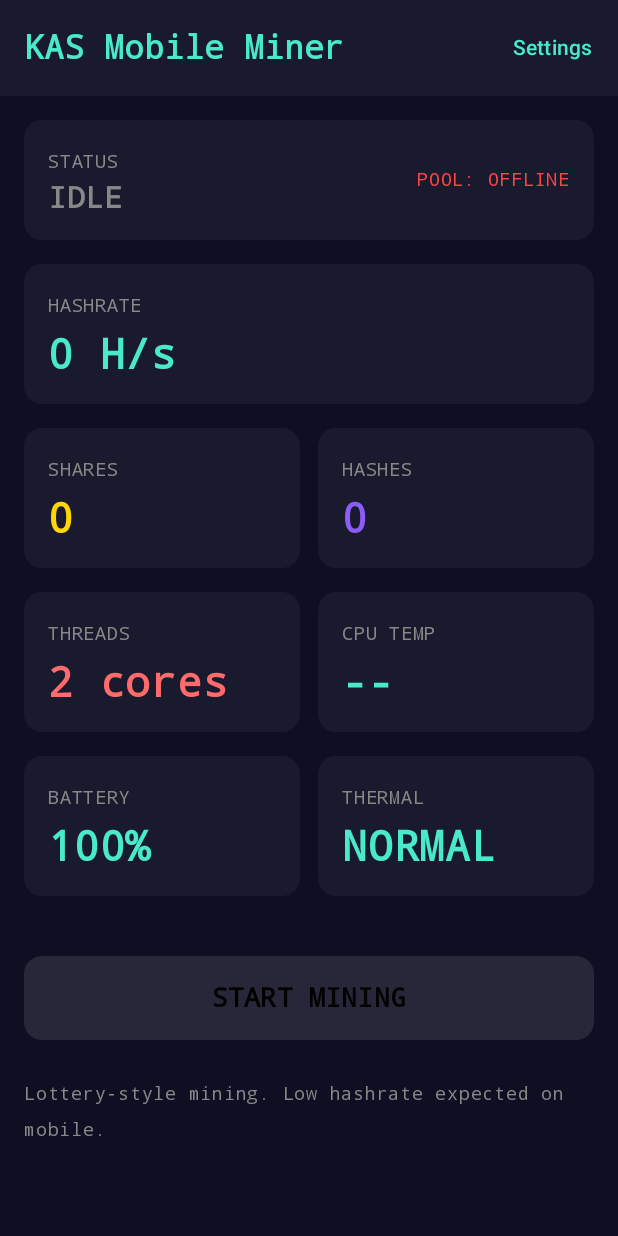
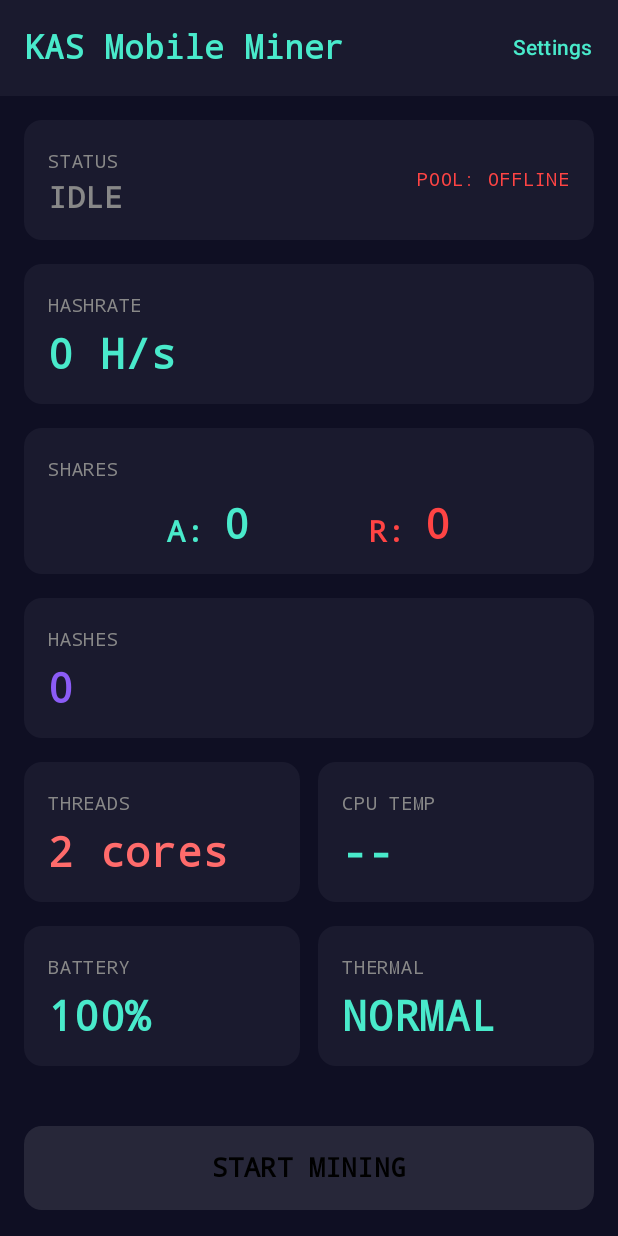
Before and after one commit to proofofprints/PoPMobile, an Android app built with Jetpack Compose: the screen it shows after launch (MainActivity), on a phone screen of 412 x 824 dp. Run offline under Robolectric (Android 15) with nearby library versions, the phone set to English and light mode, and no system bars; 1 statement that could not run was skipped.

Commit message:
Set reasonable initial difficulty and redesign shares display
- Default difficulty changed from 1.0 to 0.001 (appropriate for ~40 KH/s
  phone while bridge vardiff settles)
- Track accepted and rejected shares separately
- New SharesCard showing A: count in Kaspa green, R: count in red
- Notification updated to show A:x R:x format
- Logging includes running A/R totals for debugging

https://claude.ai/code/session_01NKi5Y8WNFXEYugebbCzxQb

```diff
--- a/app/src/main/java/com/proofofprints/kasminer/service/MiningService.kt
+++ b/app/src/main/java/com/proofofprints/kasminer/service/MiningService.kt
@@ -49,7 +49,7 @@ class MiningService : Service(), StratumClient.StratumListener, MiningEngine.Sha
     var walletAddress: String = ""
     var workerName: String = "KASMobile"
     var threadCount: Int = 2
-    var currentDifficulty: Double = 1.0
+    var currentDifficulty: Double = 0.001  // Reasonable starting diff for ~40 KH/s phone
 
     // Thermal state exposed to UI
     var cpuTemp: Float = 0f
@@ -70,6 +70,10 @@ class MiningService : Service(), StratumClient.StratumListener, MiningEngine.Sha
     val sharesFound: Int get() = miningEngine.sharesFound
     val isRunning: Boolean get() = miningEngine.isRunning
     val isPoolConnected: Boolean get() = stratumClient.isConnected
+    var sharesAccepted: Int = 0
+        private set
+    var sharesRejected: Int = 0
+        private set
 
     // Listener for UI updates
     var onStatsUpdate: (() -> Unit)? = null
@@ -226,12 +230,14 @@ class MiningService : Service(), StratumClient.StratumListener, MiningEngine.Sha
     }
 
     override fun onShareAccepted() {
-        Log.i(TAG, "Share accepted!")
+        sharesAccepted++
+        Log.i(TAG, "Share accepted! (A:$sharesAccepted R:$sharesRejected)")
         onShareSubmitted?.invoke()
     }
 
     override fun onShareRejected(reason: String) {
-        Log.w(TAG, "Share rejected: $reason")
+        sharesRejected++
+        Log.w(TAG, "Share rejected: $reason (A:$sharesAccepted R:$sharesRejected)")
     }
 
     // ===== MiningEngine.ShareCallback =====
@@ -286,8 +292,8 @@ class MiningService : Service(), StratumClient.StratumListener, MiningEngine.Sha
     private fun updateNotification(status: String? = null) {
         val thermalInfo = if (cpuTemp > 0) " | ${cpuTemp.toInt()}°C" else ""
         val text = status ?: String.format(
-            "%.2f H/s | %d shares%s",
-            hashrate, sharesFound, thermalInfo
+            "%.2f H/s | A:%d R:%d%s",
+            hashrate, sharesAccepted, sharesRejected, thermalInfo
         )
         val nm = getSystemService(NotificationManager::class.java)
         nm.notify(NOTIFICATION_ID, createNotification(text))
--- a/app/src/main/java/com/proofofprints/kasminer/ui/MainActivity.kt
+++ b/app/src/main/java/com/proofofprints/kasminer/ui/MainActivity.kt
@@ -108,7 +108,8 @@ class MainActivity : ComponentActivity() {
         // Live stats
         var hashrate by remember { mutableDoubleStateOf(0.0) }
         var totalHashes by remember { mutableLongStateOf(0L) }
-        var sharesFound by remember { mutableIntStateOf(0) }
+        var sharesAccepted by remember { mutableIntStateOf(0) }
+        var sharesRejected by remember { mutableIntStateOf(0) }
         var isRunning by remember { mutableStateOf(false) }
         var poolConnected by remember { mutableStateOf(false) }
         var cpuTemp by remember { mutableFloatStateOf(0f) }
@@ -122,7 +123,8 @@ class MainActivity : ComponentActivity() {
                 miningService?.let {
                     hashrate = it.hashrate
                     totalHashes = it.totalHashes
-                    sharesFound = it.sharesFound
+                    sharesAccepted = it.sharesAccepted
+                    sharesRejected = it.sharesRejected
                     isRunning = it.isRunning
                     poolConnected = it.isPoolConnected
                     cpuTemp = it.cpuTemp
@@ -198,24 +200,15 @@ class MainActivity : ComponentActivity() {
                         color = Color(0xFF49EACB)
                     )
 
-                    // Stats row
-                    Row(
-                        modifier = Modifier.fillMaxWidth(),
-                        horizontalArrangement = Arrangement.spacedBy(12.dp)
-                    ) {
-                        StatCard(
-                            label = "SHARES",
-                            value = sharesFound.toString(),
-                            color = Color(0xFFFFD700),
-                            modifier = Modifier.weight(1f)
-                        )
-                        StatCard(
-                            label = "HASHES",
-                            value = formatHashes(totalHashes),
-                            color = Color(0xFF8B5CF6),
-                            modifier = Modifier.weight(1f)
-                        )
-                    }
+                    // Shares card
+                    SharesCard(accepted = sharesAccepted, rejected = sharesRejected)
+
+                    // Total hashes
+                    StatCard(
+                        label = "HASHES",
+                        value = formatHashes(totalHashes),
+                        color = Color(0xFF8B5CF6)
+                    )
 
                     // Threads & thermal row
                     Row(
@@ -380,6 +373,57 @@ class MainActivity : ComponentActivity() {
     }
 
     @Composable
+    fun SharesCard(accepted: Int, rejected: Int) {
+        Card(
+            modifier = Modifier.fillMaxWidth(),
+            colors = CardDefaults.cardColors(containerColor = Color(0xFF1A1A2E)),
+            shape = RoundedCornerShape(12.dp)
+        ) {
+            Column(modifier = Modifier.padding(16.dp)) {
+                Text("SHARES", color = Color.Gray, fontSize = 12.sp, fontFamily = FontFamily.Monospace)
+                Spacer(modifier = Modifier.height(8.dp))
+                Row(
+                    modifier = Modifier.fillMaxWidth(),
+                    horizontalArrangement = Arrangement.SpaceEvenly
+                ) {
+                    Row(verticalAlignment = Alignment.Bottom) {
+                        Text(
+                            "A: ",
+                            color = Color(0xFF49EACB),
+                            fontSize = 20.sp,
+                            fontWeight = FontWeight.Bold,
+                            fontFamily = FontFamily.Monospace
+                        )
+                        Text(
+                            "$accepted",
+                            color = Color(0xFF49EACB),
+                            fontSize = 28.sp,
+                            fontWeight = FontWeight.Bold,
+                            fontFamily = FontFamily.Monospace
+                        )
+                    }
+                    Row(verticalAlignment = Alignment.Bottom) {
+                        Text(
+                            "R: ",
+                            color = Color(0xFFFF4444),
+                            fontSize = 20.sp,
+                            fontWeight = FontWeight.Bold,
+                            fontFamily = FontFamily.Monospace
+                        )
+                        Text(
+                            "$rejected",
+                            color = Color(0xFFFF4444),
+                            fontSize = 28.sp,
+                            fontWeight = FontWeight.Bold,
+                            fontFamily = FontFamily.Monospace
+                        )
+                    }
+                }
+            }
+        }
+    }
+
+    @Composable
     fun SettingsPanel(
         poolUrl: String,
         wallet: String,
```
